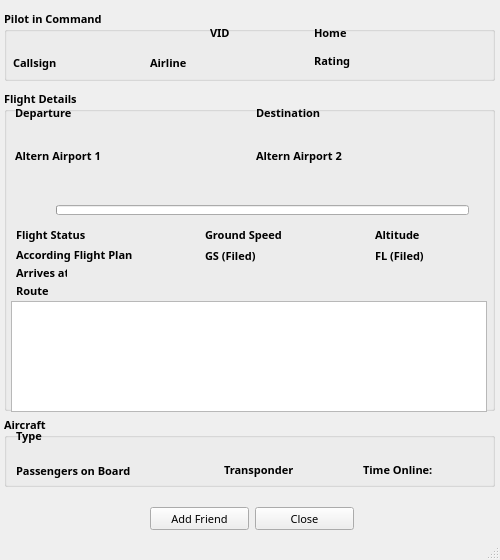
Old version of the form QtUI/PilotInfo_UI.ui in the repository emper0r/IVAO-status.
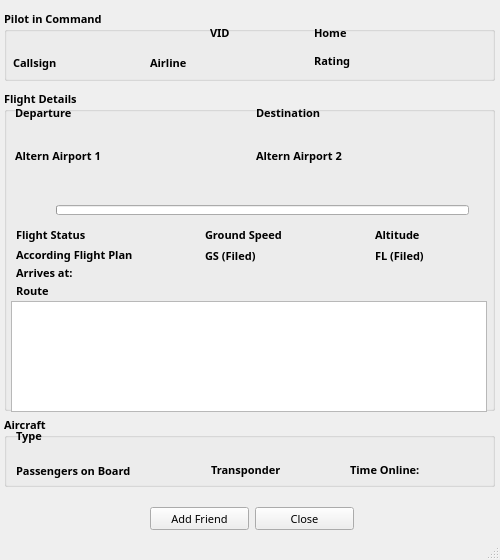
New version of the form.

Commit message: * Fixed position in some widgets of PilotInfo_UI

Patch:
```diff
--- a/QtUI/PilotInfo_UI.ui
+++ b/QtUI/PilotInfo_UI.ui
@@ -648,7 +648,7 @@
    <widget class="QLabel" name="TransponderText">
     <property name="geometry">
      <rect>
-      <x>311</x>
+      <x>298</x>
       <y>460</y>
       <width>41</width>
       <height>20</height>
@@ -670,7 +670,7 @@
    <widget class="QLabel" name="TransponderLabel">
     <property name="geometry">
      <rect>
-      <x>224</x>
+      <x>211</x>
       <y>462</y>
       <width>91</width>
       <height>16</height>
@@ -1139,7 +1139,7 @@
    <widget class="QLabel" name="time_online">
     <property name="geometry">
      <rect>
-      <x>363</x>
+      <x>350</x>
       <y>462</y>
       <width>91</width>
       <height>16</height>
@@ -1163,9 +1163,9 @@
    <widget class="QLabel" name="time_online_text">
     <property name="geometry">
      <rect>
-      <x>450</x>
+      <x>437</x>
       <y>460</y>
-      <width>41</width>
+      <width>51</width>
       <height>20</height>
      </rect>
     </property>
@@ -1187,7 +1187,7 @@
      <rect>
       <x>16</x>
       <y>265</y>
-      <width>51</width>
+      <width>71</width>
       <height>16</height>
      </rect>
     </property>
@@ -1209,8 +1209,8 @@
    <widget class="QLabel" name="ETA_Arrive">
     <property name="geometry">
      <rect>
-      <x>80</x>
-      <y>262</y>
+      <x>84</x>
+      <y>263</y>
       <width>91</width>
       <height>20</height>
      </rect>
```
The commit also changes 1 other file.
